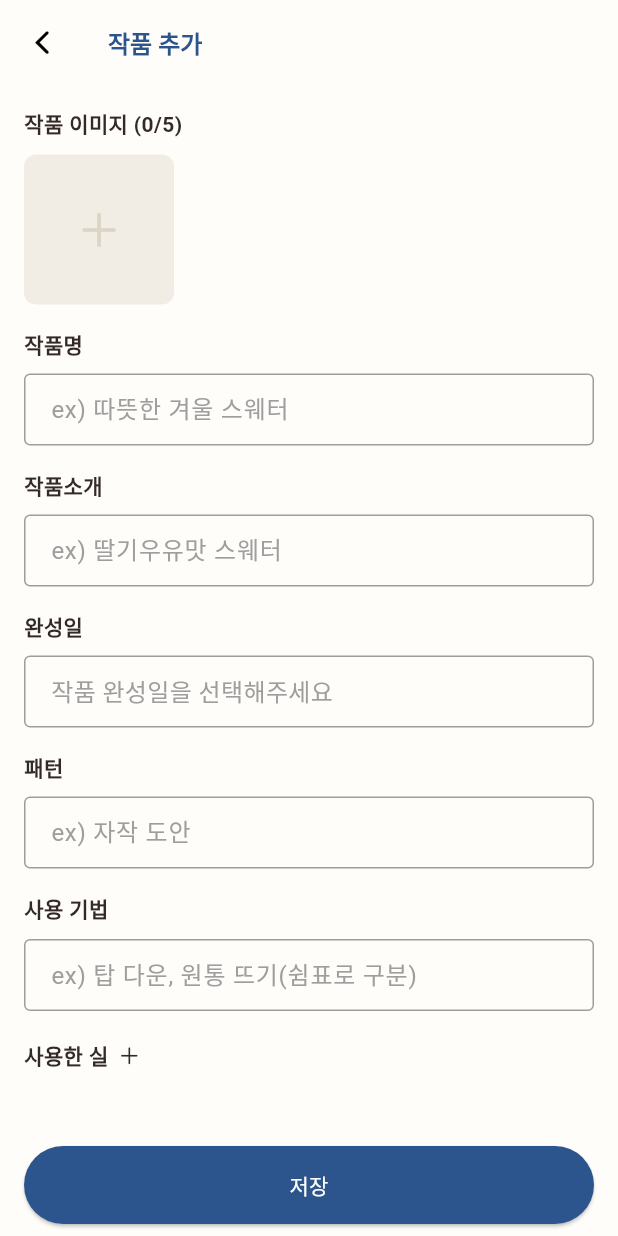
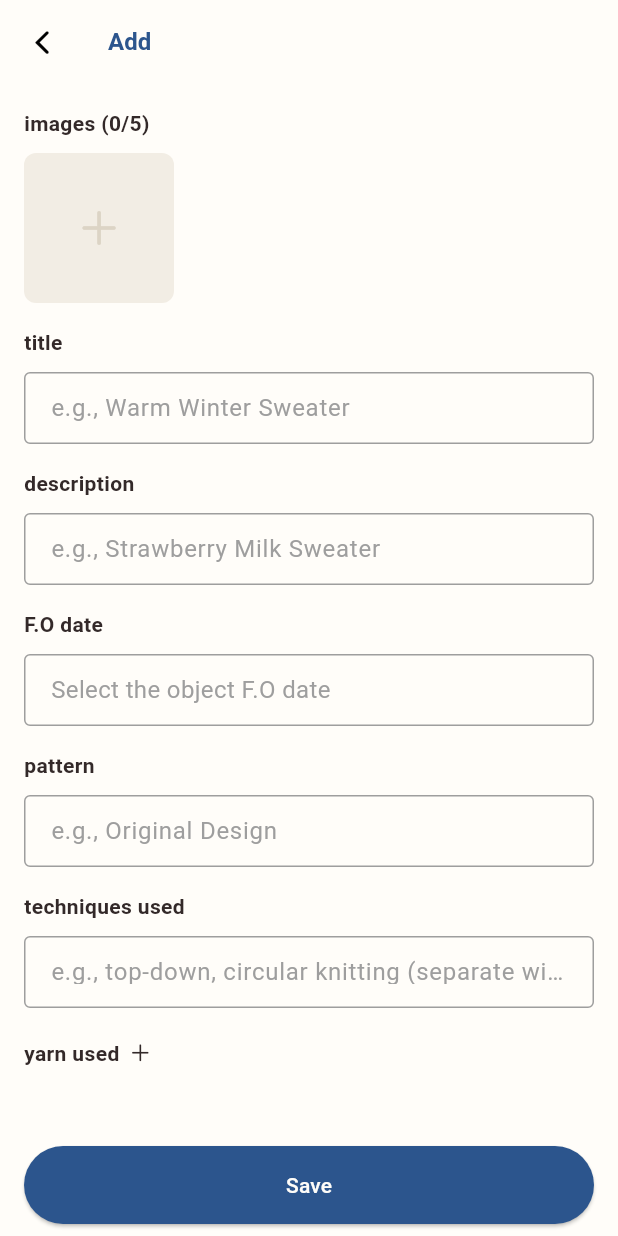
Before and after one commit to lemonearthchoco/myfo, a Flutter app: the ObjectLogAddScreen screen opened directly, on a phone screen of 412 x 824 dp. Run offline on Flutter 3.47's test engine with Material 3 defaults, Android fonts, the phone set to English and light mode, and no system bars; our stand-ins replace carousel_slider, flutter_dotenv, fluttertoast, image_picker, shared_preferences, shimmer and 1 more; accounts and stored records are empty; generated files the repository leaves out were written again; Roboto replaces fonts that are missing (Paperlogy).

Commit message:
feat: add localization

```diff
--- a/lib/l10n/app_en.arb
+++ b/lib/l10n/app_en.arb
@@ -9,5 +9,34 @@
     "about_feedback": "Feedback",
     "about_theme": "Theme",
     "about_theme_default": "Default",
-    "about_update_label": "Upcoming Updates"
+    "about_update_label": "Upcoming Updates",
+    "myfo_add_title": "Add",
+    "myfo_edit_title": "Edit",
+    "myfo_image_input_label": "images",
+    "myfo_image_upload_success_message": "Upload Success",
+    "myfo_image_upload_fail_message": "Upload Failed",
+    "myfo_title_input_label": "title",
+    "myfo_title_input_placeholder": "e.g., Warm Winter Sweater",
+    "myfo_description_input_label": "description",
+    "myfo_description_input_placeholder": "e.g., Strawberry Milk Sweater",
+    "myfo_finished_at_input_label": "F.O date",
+    "myfo_finished_at_input_placeholder": "Select the object F.O date",
+    "myfo_pattern_input_label": "pattern",
+    "myfo_pattern_input_placeholder": "e.g., Original Design",
+    "myfo_techniques_input_label": "techniques used",
+    "myfo_techniques_input_placeholder": "e.g., top-down, circular knitting (separate with commas)",
+    "myfo_yarn_input_title": "yarn used",
+    "myfo_yarn_input_bottom_sheet_title": "add yarn",
+    "myfo_yarn_name_input_placeholder": "yarn name",
+    "myfo_yarn_amount_input_placeholder": "yarn amount (optional) e.g., 300g, 2500m, 8 skeins",
+    "myfo_needle_input_title": "needle used",
+    "myfo_needle_input_bottom_sheet_title": "add needle",
+    "myfo_needle_name_input_placeholder": "needle name",
+    "myfo_needle_size_input_placeholder": "needle size (optional) e.g., 4.0mm, US 6",
+    "myfo_gauge_input_title": "gauge",
+    "myfo_gauge_input_placeholder": "e.g., Pre-wash 27x31",
+    "myfo_review_input_title": "review",
+    "myfo_review_input_placeholder": "Share your thoughts on this object.",
+    "myfo_save_button_label": "Save",
+    "common_add_button_label": "Add"
 }
--- a/lib/l10n/app_ko.arb
+++ b/lib/l10n/app_ko.arb
@@ -9,5 +9,34 @@
     "about_feedback": "피드백",
     "about_theme": "테마",
     "about_theme_default": "기본",
-    "about_update_label": "업데이트 예정"
+    "about_update_label": "업데이트 예정",
+    "myfo_add_title": "작품 추가",
+    "myfo_edit_title": "작품 수정",
+    "myfo_image_input_label": "작품 이미지",
+    "myfo_image_upload_success_message": "작품 이미지",
+    "myfo_image_upload_fail_message": "이미지 업로드 완료",
+    "myfo_title_input_label": "이미지 업로드 실패",
+    "myfo_title_input_placeholder": "ex) 따뜻한 겨울 스웨터",
+    "myfo_description_input_label": "작품소개",
+    "myfo_description_input_placeholder": "ex) 딸기우유맛 스웨터",
+    "myfo_finished_at_input_label": "완성일",
+    "myfo_finished_at_input_placeholder": "작품 완성일을 선택해주세요",
+    "myfo_pattern_input_label": "패턴",
+    "myfo_pattern_input_placeholder": "ex) 자작 도안",
+    "myfo_techniques_input_label": "사용 기법",
+    "myfo_techniques_input_placeholder": "ex) 탑 다운, 원통 뜨기(쉼표로 구분)",
+    "myfo_yarn_input_title": "사용한 실",
+    "myfo_yarn_input_bottom_sheet_title": "실 추가하기",
+    "myfo_yarn_name_input_placeholder": "실 이름",
+    "myfo_yarn_amount_input_placeholder": "실 소요량(선택) ex) 300g, 2500m, 8볼",
+    "myfo_needle_input_title": "사용한 바늘",
+    "myfo_needle_input_bottom_sheet_title": "바늘 추가하기",
+    "myfo_needle_name_input_placeholder": "바늘 이름",
+    "myfo_needle_size_input_placeholder": "바늘 사이즈(선택) ex) 4.0mm, 6호",
+    "myfo_gauge_input_title": "게이지",
+    "myfo_gauge_input_placeholder": "ex) 세탁전 27x31",
+    "myfo_review_input_title": "후기",
+    "myfo_review_input_placeholder": "이 작품에 대한 이야기를 입력해주세요.",
+    "myfo_save_button_label": "저장",
+    "common_add_button_label": "추가"
 }
--- a/lib/screens/about/about_screen.dart
+++ b/lib/screens/about/about_screen.dart
@@ -72,7 +72,7 @@ class AboutScreen extends StatelessWidget {
                       GestureDetector(
                         child: Row(
                           children: [
-                            Text(my.themeName == 'Default' ? AppLocalizations.of(context)!.about_theme : 'Default'),
+                            Text(my.themeName == 'Default' ? AppLocalizations.of(context)!.about_theme_default : 'Default'),
                             // const Icon(CupertinoIcons.forward),
                           ],
                         ),
--- a/lib/screens/myfo/myfo_add_screen.dart
+++ b/lib/screens/myfo/myfo_add_screen.dart
@@ -17,6 +17,7 @@ import 'package:myfo/models/object_pattern.dart';
 import 'package:myfo/providers/object_log_provider.dart';
 import 'package:provider/provider.dart';
 import 'package:uuid/uuid.dart';
+import 'package:flutter_gen/gen_l10n/app_localizations.dart';
 
 import '../../themes/myfo_colors.dart';
 
@@ -136,10 +137,16 @@ class _ObjectLogAddScreenState extends State<ObjectLogAddScreen> {
         await _uploadImage(image);
       }
       if (_selectedImages.isNotEmpty) {
-        _showToast(context, "이미지 업로드 완료", MessageLevel.SUCCESS);
+        _showToast(
+            context,
+            AppLocalizations.of(context)!.myfo_image_upload_success_message,
+            MessageLevel.SUCCESS);
       }
-    } catch(e) {
-      _showToast(context, "이미지 업로드 실패", MessageLevel.ERROR);
+    } catch (e) {
+      _showToast(
+          context,
+          AppLocalizations.of(context)!.myfo_image_upload_fail_message,
+          MessageLevel.ERROR);
     }
 
     setState(() {
@@ -183,7 +190,9 @@ class _ObjectLogAddScreenState extends State<ObjectLogAddScreen> {
             mainAxisSize: MainAxisSize.min,
             children: [
               const SizedBox(height: 16),
-              const Text('실 추가하기',
+              Text(
+                  AppLocalizations.of(context)!
+                      .myfo_yarn_input_bottom_sheet_title,
                   style: TextStyle(
                     fontWeight: FontWeight.w600,
                     fontSize: 16,
@@ -191,12 +200,16 @@ class _ObjectLogAddScreenState extends State<ObjectLogAddScreen> {
               const SizedBox(height: 16),
               TextFormField(
                 controller: _yarnInputController,
-                decoration: const InputDecoration(labelText: '실 이름'),
+                decoration: InputDecoration(
+                    labelText: AppLocalizations.of(context)!
+                        .myfo_yarn_name_input_placeholder),
               ),
               const SizedBox(height: 16),
               TextFormField(
                 controller: _amountInputController,
-                decoration: const InputDecoration(labelText: '실 소요량(선택) ex) 300g, 2500m, 8볼'),
+                decoration: InputDecoration(
+                    labelText: AppLocalizations.of(context)!
+                        .myfo_yarn_amount_input_placeholder),
                 // "실 소요량(선택) ex) 300g, 2500m, 8볼",
               ),
               const SizedBox(height: 16),
@@ -217,7 +230,8 @@ class _ObjectLogAddScreenState extends State<ObjectLogAddScreen> {
                       Navigator.pop(context);
                     }
                   },
-                  child: Text('추가'),
+                  child: Text(
+                      AppLocalizations.of(context)!.common_add_button_label),
                 ),
               ),
             ],
@@ -250,28 +264,27 @@ class _ObjectLogAddScreenState extends State<ObjectLogAddScreen> {
             mainAxisSize: MainAxisSize.min,
             children: [
               const SizedBox(height: 16),
-              const Text(
-                '바늘 추가하기',
-                style: TextStyle(
-                  fontWeight: FontWeight.w600,
-                  fontSize: 16,
-                )
-              ),
+              Text(AppLocalizations.of(context)!.myfo_needle_input_bottom_sheet_title,
+                  style: TextStyle(
+                    fontWeight: FontWeight.w600,
+                    fontSize: 16,
+                  )),
               const SizedBox(height: 16),
               TextFormField(
                 controller: _needleInputController,
-                decoration: const InputDecoration(labelText: "바늘 이름"),
+                decoration: InputDecoration(labelText: AppLocalizations.of(context)!.myfo_needle_name_input_placeholder),
               ),
               const SizedBox(height: 16),
               TextFormField(
                 controller: _sizeInputController,
                 // 바늘 사이즈(선택) ex) 4.0mm, 6호
-                decoration: const InputDecoration(labelText: "바늘 사이즈(선택) ex) 4.0mm, 6호"),
+                decoration: InputDecoration(
+                    labelText: AppLocalizations.of(context)!.myfo_needle_size_input_placeholder),
               ),
               const SizedBox(height: 16),
               SizedBox(
                 width: double.infinity,
-                child: MyfoCtaButton(
+                child: ElevatedButton(
                     onPressed: () {
                       final needle = _needleInputController.text.trim();
                       final size = _sizeInputController.text.trim();
@@ -286,7 +299,8 @@ class _ObjectLogAddScreenState extends State<ObjectLogAddScreen> {
                         Navigator.pop(context); // 바텀 시트 닫기
                       }
                     },
-                    label: '추가'),
+                    child: Text(
+                        AppLocalizations.of(context)!.common_add_button_label)),
               ),
             ],
           ),
@@ -387,7 +401,8 @@ class _ObjectLogAddScreenState extends State<ObjectLogAddScreen> {
         child: Text(
           _finishedAt != null
               ? '${_finishedAt!.year}-${_finishedAt!.month.toString().padLeft(2, '0')}-${_finishedAt!.day.toString().padLeft(2, '0')}'
-              : '작품 완성일을 선택해주세요',
+              : AppLocalizations.of(context)!
+                  .myfo_finished_at_input_placeholder,
           style: TextStyle(
               fontSize: 16,
               fontWeight: FontWeight.normal,
@@ -418,7 +433,8 @@ class _ObjectLogAddScreenState extends State<ObjectLogAddScreen> {
             .map((e) => e.trim())
             .where((t) => t.isNotEmpty)
             .toList(),
-        gauges: [_gaugesController.text.trim()].where((t) => t.isNotEmpty).toList(),
+        gauges:
+            [_gaugesController.text.trim()].where((t) => t.isNotEmpty).toList(),
         finishedAt: _finishedAt,
       );
 
@@ -441,7 +457,9 @@ class _ObjectLogAddScreenState extends State<ObjectLogAddScreen> {
     return Scaffold(
         appBar: AppBar(
           title: Text(
-            widget.objectLogId == null ? '작품 추가' : '작품 수정',
+            widget.objectLogId == null
+                ? AppLocalizations.of(context)!.myfo_add_title
+                : AppLocalizations.of(context)!.myfo_edit_title,
             // fontWeight: FontWeight.bold,
           ),
           leading: IconButton(
@@ -459,7 +477,9 @@ class _ObjectLogAddScreenState extends State<ObjectLogAddScreen> {
               key: _formKey,
               child: ListView(
                 children: [
-                  MyfoLabel(label: '작품 이미지 (${_uploadedImageUrls.length}/5)'),
+                  MyfoLabel(
+                      label:
+                          '${AppLocalizations.of(context)!.myfo_image_input_label} (${_uploadedImageUrls.length}/5)'),
                   const SizedBox(height: 10),
                   // 미리보기 컴포넌트 추가
                   SizedBox(
@@ -541,46 +561,60 @@ class _ObjectLogAddScreenState extends State<ObjectLogAddScreen> {
                     ),
                   ),
                   const SizedBox(height: 16),
-                  MyfoLabel(label: '작품명'),
+                  MyfoLabel(
+                      label:
+                          AppLocalizations.of(context)!.myfo_title_input_label),
                   const SizedBox(height: 10),
                   _buildTextField(
                     controller: _titleController,
-                    label: 'ex) 따뜻한 겨울 스웨터',
+                    label: AppLocalizations.of(context)!
+                        .myfo_title_input_placeholder,
                     validator: (value) =>
                         value?.isEmpty ?? true ? '작품명을 입력해주세요.' : null,
                   ),
                   const SizedBox(height: 16),
-                  MyfoLabel(label: '작품소개'),
+                  MyfoLabel(
+                      label: AppLocalizations.of(context)!
+                          .myfo_description_input_label),
                   const SizedBox(height: 10),
                   _buildTextField(
-                      controller: _subtitleController, label: 'ex) 딸기우유맛 스웨터'),
+                      controller: _subtitleController,
+                      label: AppLocalizations.of(context)!
+                          .myfo_description_input_placeholder),
                   const SizedBox(height: 16),
-                  MyfoLabel(label: "완성일", optional: true),
+                  MyfoLabel(
+                      label: AppLocalizations.of(context)!
+                          .myfo_finished_at_input_label,
+                      optional: true),
                   const SizedBox(height: 10),
                   _buildDateField(),
                   const SizedBox(height: 16),
                   MyfoLabel(
-                    label: "패턴",
+                    label:
+                        AppLocalizations.of(context)!.myfo_pattern_input_label,
                     optional: false,
                   ),
                   const SizedBox(height: 10),
                   _buildTextField(
                     controller: _patternController,
-                    label: 'ex) 자작 도안',
+                    label: AppLocalizations.of(context)!
+                        .myfo_pattern_input_placeholder,
                   ),
                   const SizedBox(height: 16),
                   MyfoLabel(
-                    label: "사용 기법",
+                    label: AppLocalizations.of(context)!
+                        .myfo_techniques_input_label,
                     optional: false,
                   ),
                   const SizedBox(height: 10),
                   _buildTextField(
                       controller: _tagsController,
-                      label: 'ex) 탑 다운, 원통 뜨기(쉼표로 구분)'),
+                      label: AppLocalizations.of(context)!
+                          .myfo_techniques_input_placeholder),
                   const SizedBox(height: 16),
                   Row(
                     children: [
-                      Text("사용한 실",
+                      Text(AppLocalizations.of(context)!.myfo_yarn_input_title,
                           style: const TextStyle(
                               fontWeight: FontWeight.w600, fontSize: 14)),
                       InkWell(
@@ -615,7 +649,8 @@ class _ObjectLogAddScreenState extends State<ObjectLogAddScreen> {
                   const SizedBox(height: 16),
                   Row(
                     children: [
-                      Text("사용한 바늘",
+                      Text(
+                          AppLocalizations.of(context)!.myfo_needle_input_title,
                           style: const TextStyle(
                               fontWeight: FontWeight.w600, fontSize: 14)),
                       InkWell(
@@ -647,19 +682,25 @@ class _ObjectLogAddScreenState extends State<ObjectLogAddScreen> {
                     ],
                   ),
                   const SizedBox(height: 16),
-                  MyfoLabel(label: '게이지'),
+                  MyfoLabel(
+                      label:
+                          AppLocalizations.of(context)!.myfo_gauge_input_title),
                   const SizedBox(height: 10),
                   _buildTextField(
                     controller: _gaugesController,
-                    label: 'ex) 세탁전 27x31',
+                    label: AppLocalizations.of(context)!
+                        .myfo_gauge_input_placeholder,
                     maxLines: 2,
                   ),
                   const SizedBox(height: 16),
-                  MyfoLabel(label: '후기'),
+                  MyfoLabel(
+                      label: AppLocalizations.of(context)!
+                          .myfo_review_input_title),
                   const SizedBox(height: 10),
                   _buildTextField(
                       controller: _descriptionController,
-                      label: '이 작품에 대한 이야기를 입력해주세요.',
+                      label: AppLocalizations.of(context)!
+                          .myfo_review_input_placeholder,
                       maxLines: 6),
 
                   const SizedBox(height: 16),
@@ -669,7 +710,8 @@ class _ObjectLogAddScreenState extends State<ObjectLogAddScreen> {
           ),
         ),
         bottomNavigationBar: MyfoCtaButton(
-            label: '저장', onPressed: () => _saveObjectLog(context)));
+            label: AppLocalizations.of(context)!.myfo_save_button_label,
+            onPressed: () => _saveObjectLog(context)));
   }
 
   Widget _buildTextField({
```
